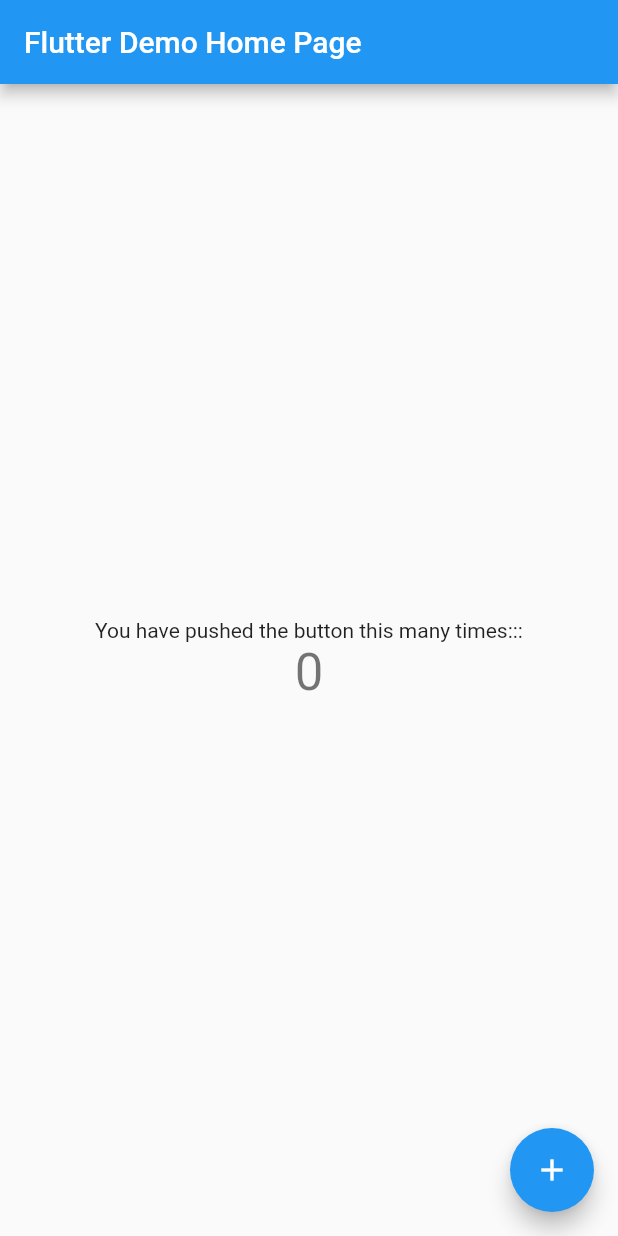
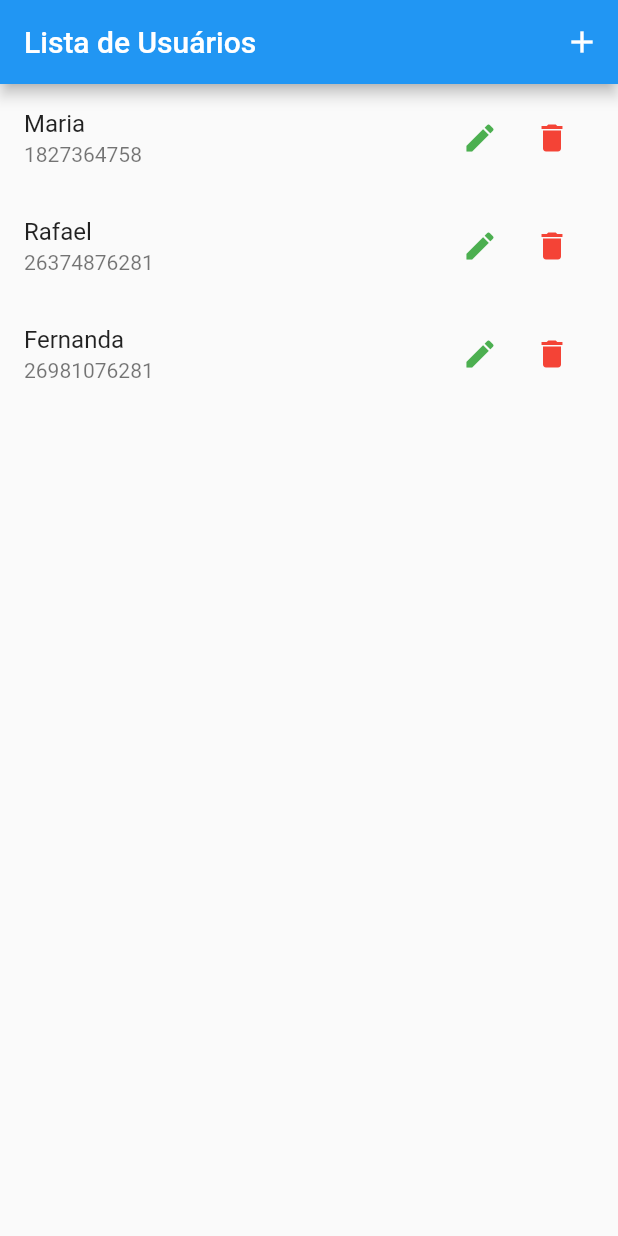
Before and after one commit to AnaPaixao/user-registration-flutter, a Flutter app: the screen it shows after launch, on a phone screen of 412 x 824 dp. Run offline on Flutter 3.47's test engine with Material 2 defaults, Android fonts, the phone set to English and light mode, and no system bars.

Commit message:
data, models and views created

```diff
--- /dev/null
+++ b/lib/components/user_tile.dart
@@ -0,0 +1,34 @@
+// ignore_for_file: use_key_in_widget_constructors
+
+import 'package:flutter/material.dart';
+import 'package:user_registration/models/user.dart';
+
+class UserTile extends StatelessWidget {
+  final User user;
+
+  const UserTile(this.user);
+
+  @override
+  Widget build(BuildContext context) {
+    return ListTile(
+        title: Text(user.userName),
+        subtitle: Text(user.cpf),
+        trailing: SizedBox(
+          width: 100,
+          child: Row(
+            children: <Widget>[
+              IconButton(
+                icon: const Icon(Icons.edit),
+                color: Colors.green,
+                onPressed: () {},
+              ),
+              IconButton(
+                icon: const Icon(Icons.delete),
+                color: Colors.red,
+                onPressed: () {},
+              ),
+            ],
+          ),
+        ));
+  }
+}
--- /dev/null
+++ b/lib/data/dummy_users.dart
@@ -0,0 +1,25 @@
+import 'package:user_registration/models/user.dart';
+
+const dummyUsers = {
+  '1': User(
+      id: "1",
+      cpf: '1827364758',
+      userName: 'Maria',
+      mothersName: 'Antonia',
+      birth: '12/03/1976',
+      gender: 'feminino'),
+  '2': User(
+      id: '2',
+      cpf: '26374876281',
+      userName: 'Rafael',
+      mothersName: 'Joyce',
+      birth: '30/12/1876',
+      gender: 'masculino'),
+  '3': User(
+      id: '3',
+      cpf: '26981076281',
+      userName: 'Fernanda',
+      mothersName: 'Camilla',
+      birth: '13/05/1892',
+      gender: 'feminino')
+};
--- a/lib/main.dart
+++ b/lib/main.dart
@@ -1,4 +1,5 @@
 import 'package:flutter/material.dart';
+import 'package:user_registration/views/user_list.dart';
 
 void main() {
   runApp(const MyApp());
@@ -24,92 +25,7 @@
         // is not restarted.
         primarySwatch: Colors.blue,
       ),
-      home: const MyHomePage(title: 'Flutter Demo Home Page'),
+      home: const UserList(),
     );
   }
 }
-
-class MyHomePage extends StatefulWidget {
-  const MyHomePage({Key? key, required this.title}) : super(key: key);
-
-  // This widget is the home page of your application. It is stateful, meaning
-  // that it has a State object (defined below) that contains fields that affect
-  // how it looks.
-
-  // This class is the configuration for the state. It holds the values (in this
-  // case the title) provided by the parent (in this case the App widget) and
-  // used by the build method of the State. Fields in a Widget subclass are
-  // always marked "final".
-
-  final String title;
-
-  @override
-  State<MyHomePage> createState() => _MyHomePageState();
-}
-
-class _MyHomePageState extends State<MyHomePage> {
-  int _counter = 0;
-
-  void _incrementCounter() {
-    setState(() {
-      // This call to setState tells the Flutter framework that something has
-      // changed in this State, which causes it to rerun the build method below
-      // so that the display can reflect the updated values. If we changed
-      // _counter without calling setState(), then the build method would not be
-      // called again, and so nothing would appear to happen.
-      _counter++;
-    });
-  }
-
-  @override
-  Widget build(BuildContext context) {
-    // This method is rerun every time setState is called, for instance as done
-    // by the _incrementCounter method above.
-    //
-    // The Flutter framework has been optimized to make rerunning build methods
-    // fast, so that you can just rebuild anything that needs updating rather
-    // than having to individually change instances of widgets.
-    return Scaffold(
-      appBar: AppBar(
-        // Here we take the value from the MyHomePage object that was created by
-        // the App.build method, and use it to set our appbar title.
-        title: Text(widget.title),
-      ),
-      body: Center(
-        // Center is a layout widget. It takes a single child and positions it
-        // in the middle of the parent.
-        child: Column(
-          // Column is also a layout widget. It takes a list of children and
-          // arranges them vertically. By default, it sizes itself to fit its
-          // children horizontally, and tries to be as tall as its parent.
-          //
-          // Invoke "debug painting" (press "p" in the console, choose the
-          // "Toggle Debug Paint" action from the Flutter Inspector in Android
-          // Studio, or the "Toggle Debug Paint" command in Visual Studio Code)
-          // to see the wireframe for each widget.
-          //
-          // Column has various properties to control how it sizes itself and
-          // how it positions its children. Here we use mainAxisAlignment to
-          // center the children vertically; the main axis here is the vertical
-          // axis because Columns are vertical (the cross axis would be
-          // horizontal).
-          mainAxisAlignment: MainAxisAlignment.center,
-          children: <Widget>[
-            const Text(
-              'You have pushed the button this many times:::',
-            ),
-            Text(
-              '$_counter',
-              style: Theme.of(context).textTheme.headline4,
-            ),
-          ],
-        ),
-      ),
-      floatingActionButton: FloatingActionButton(
-        onPressed: _incrementCounter,
-        tooltip: 'Increment',
-        child: const Icon(Icons.add),
-      ),
-    );
-  }
-}
--- /dev/null
+++ b/lib/models/user.dart
@@ -0,0 +1,17 @@
+class User {
+  final String id;
+  final String cpf;
+  final String userName;
+  final String mothersName;
+  final String birth;
+  final String gender;
+
+  const User({
+    required this.id,
+    required this.cpf,
+    required this.userName,
+    required this.mothersName,
+    required this.birth,
+    required this.gender,
+  });
+}
--- /dev/null
+++ b/lib/views/user_list.dart
@@ -0,0 +1,28 @@
+import 'package:flutter/material.dart';
+import 'package:user_registration/components/user_tile.dart';
+import 'package:user_registration/data/dummy_users.dart';
+
+class UserList extends StatelessWidget {
+  const UserList({Key? key}) : super(key: key);
+
+  @override
+  Widget build(BuildContext context) {
+    final users = {...dummyUsers};
+
+    return Scaffold(
+      appBar: AppBar(
+        title: const Text('Lista de Usuários'),
+        actions: <Widget>[
+          IconButton(
+            icon: const Icon(Icons.add),
+            onPressed: () {},
+          )
+        ],
+      ),
+      body: ListView.builder(
+        itemCount: users.length,
+        itemBuilder: (ctx, i) => UserTile(users.values.elementAt(i)),
+      ),
+    );
+  }
+}
```
Also changed, not shown: 1 other file.
